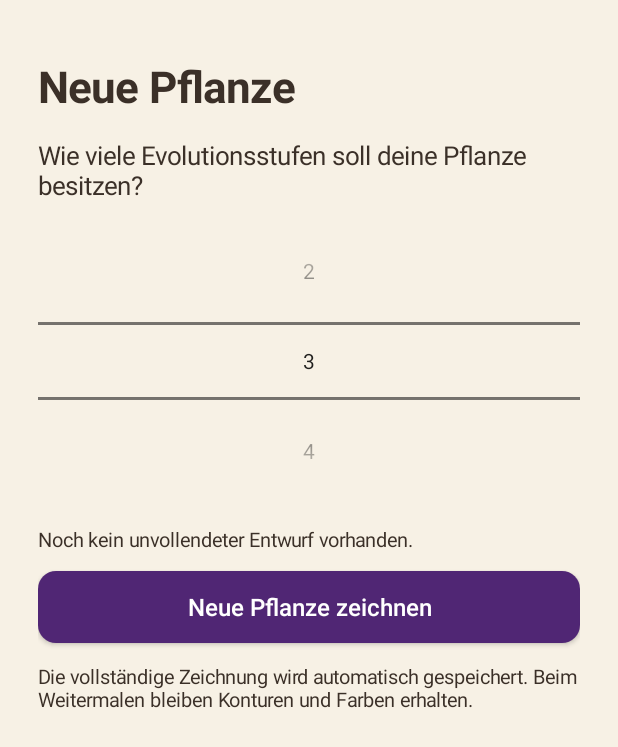
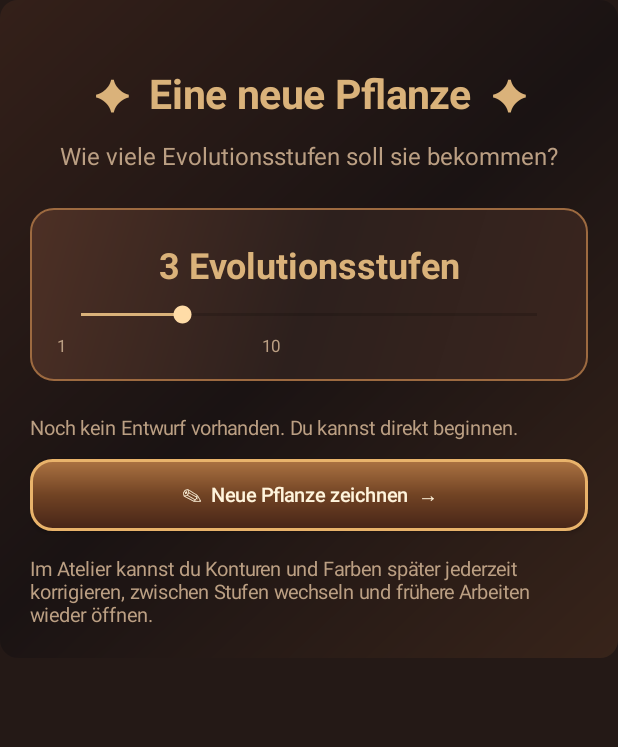
Before and after one commit to shayohekmat-wq/Zimt-Lab-1, an Android app: the StageSetupActivity screen opened directly, with no data from a screen before it, on a phone screen of 412 x 824 dp. Shown: the top 747 px of the screen. Run offline under Robolectric (Android 15) with nearby library versions, the phone set to English and light mode, and no system bars.

Commit message:
feat: new premium stage setup and reliable saved atelier continuation

```diff
--- a/app/src/main/java/de/naehe/gartenkueche/StageSetupActivity.java
+++ b/app/src/main/java/de/naehe/gartenkueche/StageSetupActivity.java
@@ -8,77 +8,98 @@ import android.view.Gravity;
 import android.view.View;
 import android.widget.Button;
 import android.widget.LinearLayout;
-import android.widget.NumberPicker;
 import android.widget.ScrollView;
+import android.widget.SeekBar;
 import android.widget.TextView;
 
-/** Stage selector; the draft is inspected and cleared only on the I/O worker. */
+/** Premium atelier entry. Recovery uses the same atomic AtelierStore as the editor. */
 public class StageSetupActivity extends Activity {
-    private PlantStore store;
+    private AtelierStore store;
     private boolean hasDraft;
-    @Override public void onCreate(Bundle state) {
+    @Override public void onCreate(Bundle state){
         super.onCreate(state);
-        store=new PlantStore(getApplicationContext());
+        store=new AtelierStore(this);
+        getWindow().setStatusBarColor(0xFF1B1312);
+        getWindow().setNavigationBarColor(0xFF1B1312);
         ScrollView scroll=new ScrollView(this);
-        scroll.setBackgroundColor(Ui.BACKGROUND);
+        scroll.setBackgroundColor(AtelierTheme.WALNUT);
         LinearLayout page=Ui.column(this);
-        page.setGravity(Gravity.CENTER_HORIZONTAL);
-        page.setPadding(Ui.dp(this,25),Ui.dp(this,38),Ui.dp(this,25),Ui.dp(this,30));
+        page.setPadding(Ui.dp(this,20),Ui.dp(this,44),Ui.dp(this,20),Ui.dp(this,20));
+        page.setBackground(AtelierTheme.background(this));
         scroll.addView(page);
-        Ui.add(page,Ui.text(this,"Neue Pflanze",29,true),15);
-        Ui.add(page,Ui.text(this,"Wie viele Evolutionsstufen soll deine Pflanze besitzen?",17,false),16);
-        NumberPicker stages=new NumberPicker(this);
-        stages.setMinValue(1);stages.setMaxValue(10);stages.setValue(3);
-        stages.setWrapSelectorWheel(false);
-        Ui.add(page,stages,20);
+        TextView head=AtelierTheme.text(this,"✦  Eine neue Pflanze  ✦",27,true);
+        head.setTextColor(AtelierTheme.GOLD);head.setGravity(Gravity.CENTER);
+        Ui.add(page,head,12);
+        TextView subtitle=AtelierTheme.text(this,
+            "Wie viele Evolutionsstufen soll sie bekommen?",16,false);
+        subtitle.setGravity(Gravity.CENTER);Ui.add(page,subtitle,24);
+        LinearLayout box=Ui.column(this);
+        box.setPadding(Ui.dp(this,18),Ui.dp(this,21),Ui.dp(this,18),Ui.dp(this,16));
+        box.setBackground(AtelierTheme.panel(this));
+        TextView count=AtelierTheme.text(this,"3 Evolutionsstufen",24,true);
+        count.setTextColor(AtelierTheme.GOLD);count.setGravity(Gravity.CENTER);
+        Ui.add(box,count,8);
+        SeekBar slider=new SeekBar(this);
+        slider.setMax(9);slider.setProgress(2);
+        slider.setProgressTintList(android.content.res.ColorStateList.valueOf(AtelierTheme.GOLD));
+        slider.setThumbTintList(android.content.res.ColorStateList.valueOf(0xFFFFDCA7));
+        slider.setOnSeekBarChangeListener(new SeekBar.OnSeekBarChangeListener(){
+            public void onProgressChanged(SeekBar bar,int v,boolean fromUser){
+                count.setText((v+1)+(v==0?" Evolutionsstufe":" Evolutionsstufen"));
+            }
+            public void onStartTrackingTouch(SeekBar bar){}
+            public void onStopTrackingTouch(SeekBar bar){}
+        });
+        Ui.add(box,slider,4);
+        Ui.add(box,AtelierTheme.text(this,"1                                                 10",11,false),0);
+        Ui.add(page,box,22);
 
-        TextView draftInfo=Ui.text(this,"Gespeicherter Entwurf wird geprüft …",13,false);
-        Ui.add(page,draftInfo,12);
-        Button resume=Ui.button(this,"Gespeicherten Entwurf fortsetzen");
+        TextView info=AtelierTheme.text(this,"Gespeichertes Atelier wird geprüft …",13,false);
+        Ui.add(page,info,12);
+        Button resume=AtelierTheme.button(this,"Gespeicherten Entwurf fortsetzen",true);
         resume.setVisibility(View.GONE);
         resume.setOnClickListener(v->openEditor(0,true));
-        Ui.add(page,resume,15);
-        Button create=Ui.button(this,"Neue Pflanze zeichnen");
+        Ui.add(page,resume,11);
+        Button create=AtelierTheme.button(this,"✎  Neue Pflanze zeichnen  →",true);
+        create.setBackground(AtelierTheme.mainButton(this));
         create.setEnabled(false);
         create.setOnClickListener(v->{
             if(hasDraft){
-                new AlertDialog.Builder(this)
-                    .setTitle("Bisherigen Entwurf ersetzen?")
-                    .setMessage("Der bisherige unvollendete Entwurf wird gelöscht. Fertige Pflanzen bleiben erhalten.")
+                new AlertDialog.Builder(this).setTitle("Alten Entwurf ersetzen?")
+                    .setMessage("Nur der unvollendete Atelier-Entwurf wird ersetzt. Fertige Pflanzen im Beet bleiben erhalten.")
                     .setNegativeButton("Abbrechen",null)
                     .setPositiveButton("Neue Pflanze beginnen",(dialog,which)->{
                         create.setEnabled(false);
                         AppIo.execute(()->{
-                            store.clearDraft();
+                            store.clear();
                             AppIo.onMain(()->{
-                                if(!isFinishing() && !isDestroyed())openEditor(stages.getValue(),false);
+                                if(!isFinishing()&&!isDestroyed())openEditor(slider.getProgress()+1,false);
                             });
                         });
                     }).show();
-            }else openEditor(stages.getValue(),false);
+            }else openEditor(slider.getProgress()+1,false);
         });
-        Ui.add(page,create,13);
-        Ui.add(page,Ui.text(this,
-            "Die vollständige Zeichnung wird automatisch gespeichert. Beim Weitermalen bleiben Konturen und Farben erhalten.",
-            13,false),0);
+        Ui.add(page,create,16);
+        Ui.add(page,AtelierTheme.text(this,
+            "Im Atelier kannst du Konturen und Farben später jederzeit korrigieren, zwischen Stufen wechseln und frühere Arbeiten wieder öffnen.",13,false),0);
         setContentView(scroll);
 
         AppIo.execute(()->{
-            PlantStore.Draft saved=store.loadDraft();
+            AtelierDocument saved=store.load();
             AppIo.onMain(()->{
-                if(isFinishing() || isDestroyed())return;
+                if(isFinishing()||isDestroyed())return;
                 hasDraft=saved!=null;
-                draftInfo.setText(hasDraft
-                    ? "Unvollendeter Entwurf mit "+saved.requestedCount+" geplanten Evolutionsstufen vorhanden."
-                    : "Noch kein unvollendeter Entwurf vorhanden.");
+                info.setText(hasDraft
+                    ?"Ein sicher gespeicherter Entwurf mit "+saved.count+" Stufen wartet auf dich."
+                    :"Noch kein Entwurf vorhanden. Du kannst direkt beginnen.");
                 resume.setVisibility(hasDraft?View.VISIBLE:View.GONE);
                 create.setEnabled(true);
             });
         });
     }
-    private void openEditor(int stageCount,boolean resume){
-        Intent intent=new Intent(this,EditorActivity.class);
-        intent.putExtra("stage_count",stageCount);
+    private void openEditor(int count,boolean resume){
+        Intent intent=new Intent(this,AtelierEditorActivity.class);
+        intent.putExtra("stage_count",count);
         intent.putExtra("resume_draft",resume);
         startActivity(intent);finish();
     }
```
